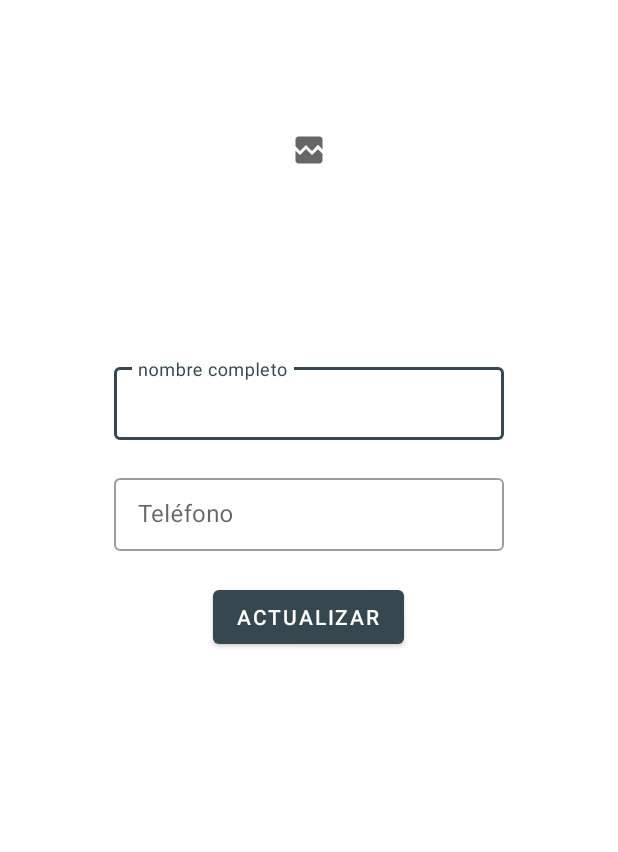
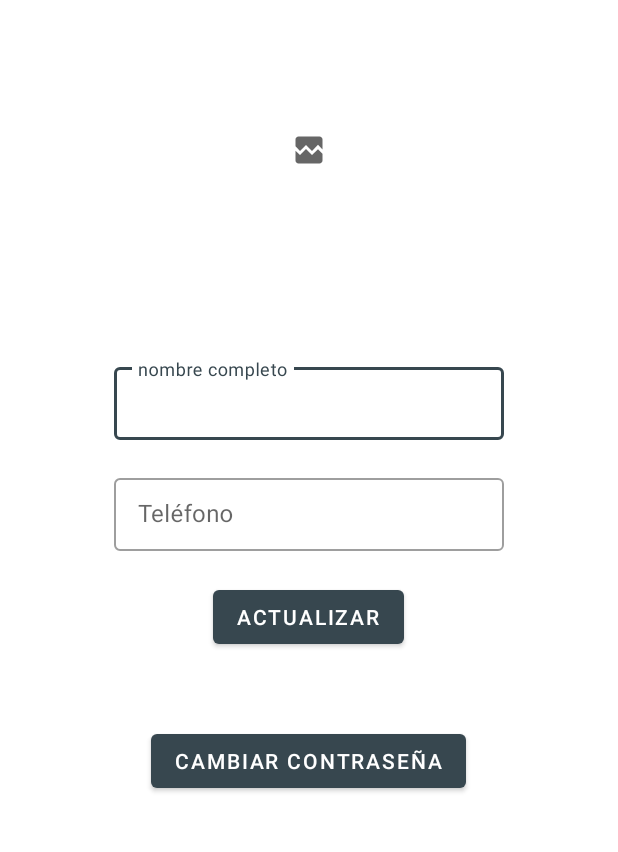
Before and after one commit to XoseCarlos/MaletaVirtual, an Android app: the CuentaPersonalActivity screen opened directly, with no data from a screen before it, on a phone screen of 412 x 824 dp, the part 84-936 px from its top. Run offline under Robolectric (Android 15) with nearby library versions, the phone set to English and light mode, and no system bars; our stand-ins replace Firebase (no records; nobody signed in at launch, a user with empty details on screens opened directly); pictures from the network do not load; 2 statements that could not run were skipped.

Commit message:
version 2.0 15/11/2021

```diff
--- a/app/src/main/java/com/josecarlos/maletavirtual/CuentaPersonalActivity.kt
+++ b/app/src/main/java/com/josecarlos/maletavirtual/CuentaPersonalActivity.kt
@@ -77,10 +77,21 @@ class CuentaPersonalActivity : AppCompatActivity() {
             configFirestoreRealTime()
         }
 
+        binding.btnCambioContrasena.setOnClickListener{
+            cambioContrasena()
+        }
+
+
         getUser()
         configurarBotones()
         configFirestoreRealTime()
     }
+
+
+    private fun cambioContrasena(){
+        CambioContrasenaFragment().show(supportFragmentManager,CambioContrasenaFragment::class.java.simpleName)
+    }
+
 
     override fun onSupportNavigateUp(): Boolean {
         onBackPressed()
--- a/app/src/main/java/com/josecarlos/maletavirtual/MainActivity.kt
+++ b/app/src/main/java/com/josecarlos/maletavirtual/MainActivity.kt
@@ -238,7 +238,7 @@ class MainActivity : AppCompatActivity() {
             }
         }
             .addOnFailureListener{
-
+                //Hacer nada
             }
 
         if (!encontrado) {
--- a/app/src/main/res/layout/activity_cuenta_personal.xml
+++ b/app/src/main/res/layout/activity_cuenta_personal.xml
@@ -98,4 +98,12 @@
         android:visibility="invisible"
         android:text="@string/camara" />
 
+    <com.google.android.material.button.MaterialButton
+        android:id="@+id/btnCambioContrasena"
+        android:layout_width="wrap_content"
+        android:layout_height="wrap_content"
+        android:layout_gravity="center_horizontal"
+        android:visibility="visible"
+        android:text="@string/cambio_contrasena" />
+
 </LinearLayout>
```
Also changed, not shown: app/src/main/res/values/strings.xml (+8 -1 lines), 1 other file. Lines whose indentation alone changed are shown as unchanged.
